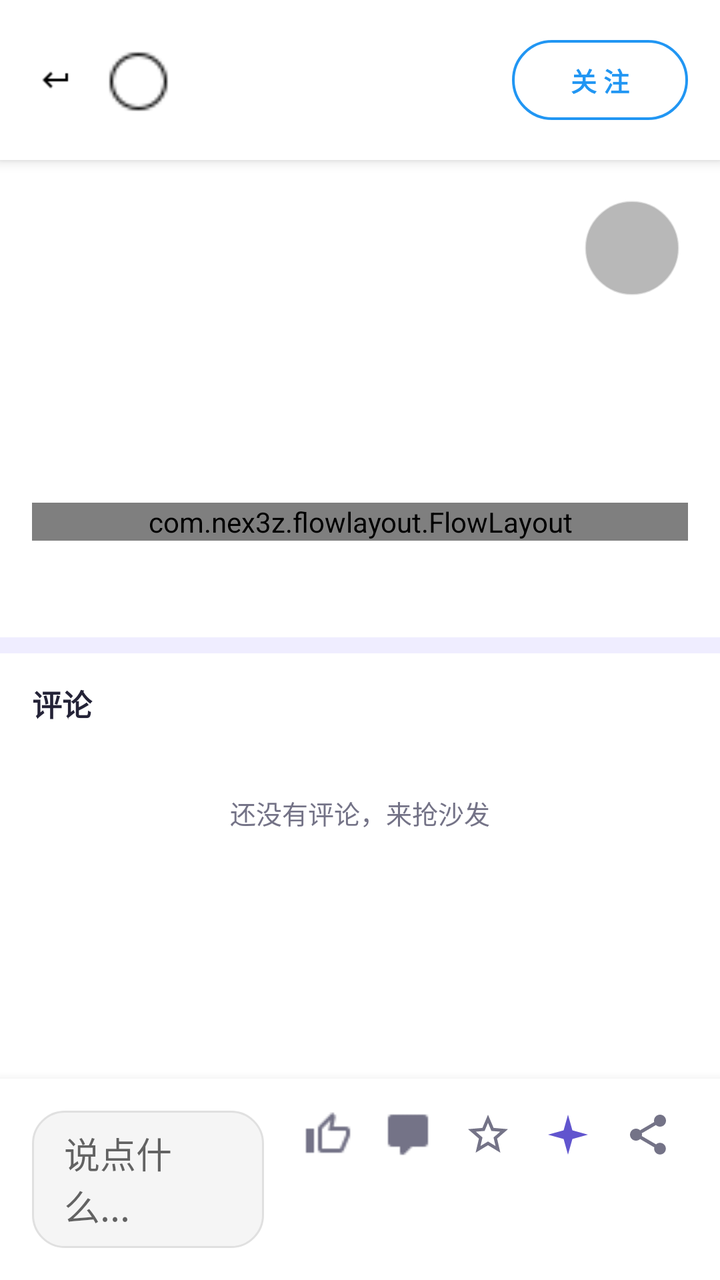
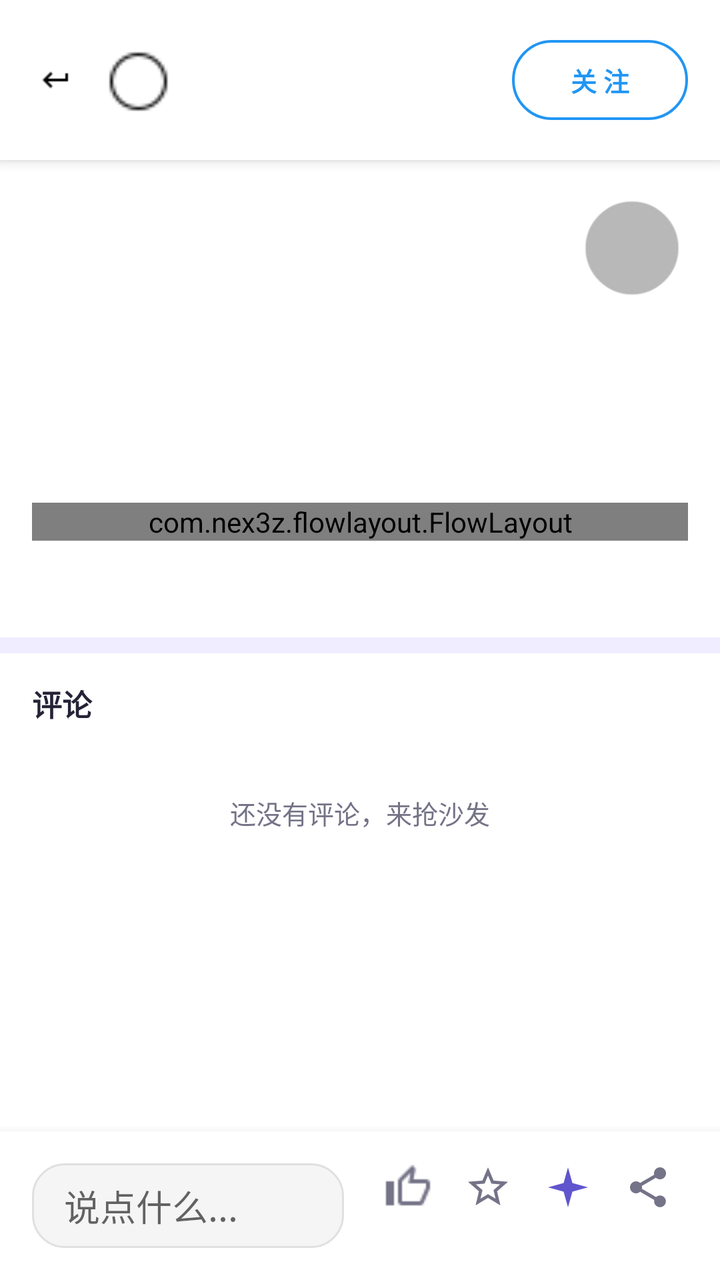

Compare the two renders of this Android layout. The source of the first and the diff that turns it into the second are given below.
<!-- AndroidManifest.xml: application theme AppTheme -->
<!-- res/layout/activity_detail.xml -->
<?xml version="1.0" encoding="utf-8"?>
<androidx.coordinatorlayout.widget.CoordinatorLayout
    xmlns:android="http://schemas.android.com/apk/res/android"
    xmlns:app="http://schemas.android.com/apk/res-auto"
    android:id="@+id/root_layout"
    android:layout_width="match_parent"
    android:layout_height="match_parent"
    android:background="@color/white">

    
    <View
        android:id="@+id/background_overlay"
        android:layout_width="match_parent"
        android:layout_height="match_parent"
        android:background="#CCFFFFFF"
        android:alpha="0"
        android:clickable="false"
        android:focusable="false" />

    
    <FrameLayout
        android:id="@+id/scroll_container"
        android:layout_width="match_parent"
        android:layout_height="match_parent"
        android:clipChildren="false"
        android:clipToPadding="false">

        
        <androidx.core.widget.NestedScrollView
            android:id="@+id/nested_scroll_view"
            android:layout_width="match_parent"
            android:layout_height="match_parent"
            android:paddingBottom="80dp">

            <LinearLayout
                android:layout_width="match_parent"
                android:layout_height="wrap_content"
                android:orientation="vertical">

                
                <LinearLayout
                    android:id="@+id/top_bar"
                    android:layout_width="match_parent"
                    android:layout_height="wrap_content"
                    android:orientation="horizontal"
                    android:padding="16dp"
                    android:gravity="center_vertical"
                    android:background="@color/white"
                    android:elevation="4dp">

                    
                    <ImageView
                        android:id="@+id/back_button"
                        android:layout_width="24dp"
                        android:layout_height="24dp"
                        android:src="@drawable/ic_arrow_back"
                        android:contentDescription="返回"
                        android:padding="4dp"
                        android:background="?attr/selectableItemBackgroundBorderless" />

                    
                    <LinearLayout
                        android:id="@+id/author_container"
                        android:layout_width="0dp"
                        android:layout_height="wrap_content"
                        android:layout_weight="1"
                        android:orientation="horizontal"
                        android:paddingStart="12dp"
                        android:gravity="center_vertical"
                        android:clickable="true"
                        android:focusable="true"
                        android:foreground="?attr/selectableItemBackground">

                        
                        <ImageView
                            android:id="@+id/author_avatar"
                            android:layout_width="36dp"
                            android:layout_height="36dp"
                            android:scaleType="centerCrop"
                            android:background="@drawable/circle_bg"/>

                        
                        <TextView
                            android:id="@+id/author_name"
                            android:layout_width="wrap_content"
                            android:layout_height="wrap_content"
                            android:layout_marginStart="12dp"
                            android:textSize="14sp"
                            android:textStyle="bold"
                            android:textColor="@color/black"
                            android:maxLines="1"
                            android:ellipsize="end"/>
                    </LinearLayout>

                    
                    <com.google.android.material.button.MaterialButton
                        android:id="@+id/follow_button"
                        style="@style/Widget.Material3.Button.OutlinedButton"
                        android:layout_width="wrap_content"
                        android:layout_height="wrap_content"
                        android:text="关 注"
                        android:textColor="@color/primary_color"
                        android:textSize="13sp"
                        android:textStyle="bold"
                        app:cornerRadius="50dp"
                        app:rippleColor="@color/primary_color"
                        app:strokeColor="@color/primary_color"
                        app:strokeWidth="1.2dp" />


                </LinearLayout>

                
                <FrameLayout
                    android:id="@+id/image_container"
                    android:layout_width="match_parent"
                    android:layout_height="wrap_content"
                    android:clipChildren="true"
                    android:clipToPadding="true">

                    <androidx.viewpager2.widget.ViewPager2
                        android:id="@+id/image_pager"
                        android:layout_width="match_parent"
                        android:layout_height="wrap_content"
                        android:background="@color/black"/>

                    
                    <LinearLayout
                        android:id="@+id/progress_indicator"
                        android:layout_width="match_parent"
                        android:layout_height="wrap_content"
                        android:layout_gravity="bottom"
                        android:orientation="horizontal"
                        android:gravity="center"
                        android:paddingVertical="8dp"
                        android:visibility="gone"/>

                    
                    <ImageView
                        android:id="@+id/music_control_button"
                        android:layout_width="48dp"
                        android:layout_height="48dp"
                        android:layout_gravity="bottom|end"
                        android:layout_margin="20dp"
                    android:background="@drawable/circle_transparent_bg"
                    android:alpha="0.7"
                    android:contentDescription="音乐控制"
                    android:padding="12dp"
                    android:clickable="true"
                    android:focusable="true"/>

                </FrameLayout>

                
                <LinearLayout
                    android:id="@+id/content_layout"
                    android:layout_width="match_parent"
                    android:layout_height="wrap_content"
                    android:orientation="vertical"
                    android:padding="16dp">

                    
                    <TextView
                        android:id="@+id/title_text"
                        android:layout_width="match_parent"
                        android:layout_height="wrap_content"
                        android:textSize="18sp"
                        android:textStyle="bold"
                        android:textColor="@color/black"
                        android:lineSpacingExtra="4dp"/>

                    
                    <TextView
                        android:id="@+id/content_text"
                        android:layout_width="match_parent"
                        android:layout_height="wrap_content"
                        android:layout_marginTop="12dp"
                        android:textSize="14sp"
                        android:textColor="@color/profile_ink"
                        android:lineSpacingExtra="6dp"/>

                    
                    <TextView
                        android:id="@+id/summarize_entry"
                        android:layout_width="wrap_content"
                        android:layout_height="wrap_content"
                        android:layout_marginTop="10dp"
                        android:background="@drawable/edittext_rounded_bg"
                        android:paddingStart="14dp"
                        android:paddingEnd="14dp"
                        android:paddingTop="8dp"
                        android:paddingBottom="8dp"
                        android:text="@string/summarize_entry"
                        android:textColor="@color/primary_color"
                        android:textSize="13sp"
                        android:textStyle="bold"
                        android:visibility="gone" />

                    <TextView
                        android:id="@+id/summary_body"
                        android:layout_width="match_parent"
                        android:layout_height="wrap_content"
                        android:layout_marginTop="10dp"
                        android:padding="14dp"
                        android:background="@drawable/edittext_rounded_bg"
                        android:textColor="@color/profile_ink"
                        android:textSize="14sp"
                        android:lineSpacingExtra="6dp"
                        android:textIsSelectable="true"
                        android:visibility="gone" />

                    <LinearLayout
                        android:layout_width="match_parent"
                        android:layout_height="wrap_content"
                        android:orientation="horizontal">
                        <Button
                            android:id="@+id/summary_retry"
                            style="@style/PixelFlowSummaryRetryButton"
                            android:layout_width="wrap_content"
                            android:layout_height="wrap_content"
                            android:text="@string/search_retry"
                            android:visibility="gone" />
                        <Button
                            android:id="@+id/summary_stop"
                            style="@style/PixelFlowSummaryStopButton"
                            android:layout_width="wrap_content"
                            android:layout_height="wrap_content"
                            android:text="@string/ai_stop"
                            android:visibility="gone" />
                    </LinearLayout>

                    
                    <com.nex3z.flowlayout.FlowLayout
                        android:id="@+id/tags_container"
                        android:layout_width="match_parent"
                        android:layout_height="wrap_content"
                        android:layout_marginTop="12dp"
                        android:orientation="horizontal"/>

                    
                    <TextView
                        android:id="@+id/publish_date"
                        android:layout_width="match_parent"
                        android:layout_height="wrap_content"
                        android:layout_marginTop="16dp"
                        android:textSize="12sp"
                        android:textColor="@color/profile_muted"/>
                </LinearLayout>

                
                <View
                    android:layout_width="match_parent"
                    android:layout_height="8dp"
                    android:background="@color/profile_soft" />

                <LinearLayout
                    android:layout_width="match_parent"
                    android:layout_height="wrap_content"
                    android:orientation="vertical"
                    android:paddingBottom="16dp">

                    <LinearLayout
                        android:layout_width="match_parent"
                        android:layout_height="wrap_content"
                        android:orientation="horizontal"
                        android:gravity="center_vertical"
                        android:paddingStart="16dp"
                        android:paddingEnd="16dp">

                        <TextView
                            android:id="@+id/comments_header"
                            android:layout_width="0dp"
                            android:layout_height="wrap_content"
                            android:layout_weight="1"
                            android:paddingTop="14dp"
                            android:paddingBottom="10dp"
                            android:text="@string/comments_header"
                            android:textSize="15sp"
                            android:textStyle="bold"
                            android:textColor="@color/profile_ink" />

                        
                        <TextView
                            android:id="@+id/auto_reply_entry"
                            android:layout_width="wrap_content"
                            android:layout_height="wrap_content"
                            android:paddingStart="8dp"
                            android:paddingEnd="4dp"
                            android:paddingTop="14dp"
                            android:paddingBottom="10dp"
                            android:text="@string/auto_reply_entry"
                            android:textColor="@color/profile_accent"
                            android:textSize="13sp"
                            android:visibility="gone" />
                    </LinearLayout>

                    <androidx.recyclerview.widget.RecyclerView
                        android:id="@+id/comments_list"
                        android:layout_width="match_parent"
                        android:layout_height="wrap_content"
                        android:nestedScrollingEnabled="false"
                        android:overScrollMode="never" />

                    <TextView
                        android:id="@+id/comments_empty"
                        android:layout_width="match_parent"
                        android:layout_height="wrap_content"
                        android:gravity="center"
                        android:padding="24dp"
                        android:text="@string/comments_empty"
                        android:textSize="13sp"
                        android:textColor="@color/profile_muted" />

                    <TextView
                        android:id="@+id/comments_more"
                        android:layout_width="match_parent"
                        android:layout_height="wrap_content"
                        android:gravity="center"
                        android:padding="10dp"
                        android:textSize="13sp"
                        android:textColor="@color/profile_accent"
                        android:visibility="gone" />
                </LinearLayout>
            </LinearLayout>
        </androidx.core.widget.NestedScrollView>
    </FrameLayout>

    
    <LinearLayout
        android:id="@+id/bottom_bar"
        android:layout_width="match_parent"
        android:layout_height="wrap_content"
        android:layout_gravity="bottom"
        android:orientation="horizontal"
        android:background="@color/white"
        android:padding="16dp"
        android:elevation="8dp"
        app:layout_behavior="com.google.android.material.behavior.HideBottomViewOnScrollBehavior">

        
        <EditText
            android:id="@+id/comment_input"
            android:layout_width="0dp"
            android:layout_height="wrap_content"
            android:minHeight="40dp"
            android:layout_weight="1"
            android:layout_marginEnd="12dp"
            android:hint="@string/comments_input_hint"
            android:background="@drawable/edittext_rounded_bg"
            android:paddingStart="16dp"
            android:paddingEnd="16dp"
            android:paddingTop="8dp"
            android:paddingBottom="8dp"
            android:maxLines="3"
            android:imeOptions="actionSend"
            android:inputType="textMultiLine|textCapSentences"/>

        
        <TextView
            android:id="@+id/comment_send"
            android:layout_width="wrap_content"
            android:layout_height="wrap_content"
            android:layout_gravity="center_vertical"
            android:layout_marginEnd="12dp"
            android:background="@drawable/edittext_rounded_bg"
            android:paddingStart="14dp"
            android:paddingEnd="14dp"
            android:paddingTop="8dp"
            android:paddingBottom="8dp"
            android:text="@string/comments_send"
            android:textColor="@color/primary_color"
            android:textSize="14sp"
            android:textStyle="bold"
            android:visibility="gone" />

        
        <ImageView
            android:id="@+id/like_button"
            android:layout_width="24dp"
            android:layout_height="24dp"
            android:layout_marginHorizontal="8dp"
            android:src="@drawable/ic_thumb_up_outline"
            app:tint="@color/profile_muted" />

        
        <ImageView
            android:id="@+id/comment_button"
            android:layout_width="24dp"
            android:layout_height="24dp"
            android:layout_marginHorizontal="8dp"
            android:src="@drawable/ic_comment_outline"
            app:tint="@color/profile_muted" />

        
        <ImageView
            android:id="@+id/collect_button"
            android:layout_width="24dp"
            android:layout_height="24dp"
            android:layout_marginHorizontal="8dp"
            android:src="@drawable/ic_star_outline"
            app:tint="@color/profile_muted" />

        
        <ImageView
            android:id="@+id/copilot_button"
            android:layout_width="24dp"
            android:layout_height="24dp"
            android:layout_marginHorizontal="8dp"
            android:contentDescription="@string/copilot_title"
            android:src="@drawable/ic_sparkle"
            android:tint="@color/profile_accent" />
        
        <ImageView
            android:id="@+id/share_button"
            android:layout_width="24dp"
            android:layout_height="24dp"
            android:layout_marginHorizontal="8dp"
            android:src="@drawable/ic_share"
            app:tint="@color/profile_muted" />
    </LinearLayout>

</androidx.coordinatorlayout.widget.CoordinatorLayout>
<!-- resources referenced by this layout -->
<resources>
  <color name="black">#FF000000</color>
  <color name="primary_color">#FF2196F3</color>
  <color name="profile_accent">#6155CE</color>
  <color name="profile_ink">#242337</color>
  <color name="profile_muted">#747387</color>
  <color name="profile_soft">#EFEDFF</color>
  <color name="white">#FFFFFFFF</color>
  <!-- drawable circle_transparent_bg (drawable) -->
  <?xml version="1.0" encoding="utf-8"?>
  <shape xmlns:android="http://schemas.android.com/apk/res/android"
      android:shape="oval">
      <solid android:color="#66000000" /> 
      <stroke
          android:width="1dp"
          android:color="#88FFFFFF" /> 
  </shape>
  <!-- drawable edittext_rounded_bg (drawable) -->
  <?xml version="1.0" encoding="utf-8"?>
  <shape xmlns:android="http://schemas.android.com/apk/res/android"
      android:shape="rectangle">
      <solid android:color="@color/gray_100" />
      <corners android:radius="16dp" /> 
      <stroke
          android:width="1dp"
          android:color="@color/gray_300" />
  </shape>
  <!-- drawable ic_comment_outline: png bitmap (drawable, 192 bytes) -->
  <!-- drawable ic_sparkle (drawable) -->
  <?xml version="1.0" encoding="utf-8"?>
  <vector xmlns:android="http://schemas.android.com/apk/res/android"
      android:width="20dp"
      android:height="20dp"
      android:viewportWidth="24"
      android:viewportHeight="24">
      <path
          android:fillColor="#FFFFFF"
          android:pathData="M12,2 L14.2,9.8 L22,12 L14.2,14.2 L12,22 L9.8,14.2 L2,12 L9.8,9.8 Z" />
  </vector>
  <string name="ai_stop">停止</string>
  <string name="auto_reply_entry">自动回复</string>
  <string name="comments_empty">还没有评论，来抢沙发</string>
  <string name="comments_header">评论</string>
  <string name="comments_input_hint">说点什么...</string>
  <string name="comments_send">发送</string>
  <string name="copilot_title">AI 助手</string>
  <string name="search_retry">重试</string>
  <string name="summarize_entry">✨ 提炼要点</string>
  <style name="PixelFlowSummaryRetryButton" parent="Widget.MaterialComponents.Button">
          <item name="android:textSize">14sp</item>
          <item name="android:textAllCaps">false</item>
          <item name="android:textColor">@color/dialog_button_primary</item>
          <item name="backgroundTint">@color/summary_retry_background</item>
          <item name="cornerRadius">8dp</item>
          <item name="rippleColor">@color/accent_ripple</item>
      </style>
  <style name="PixelFlowSummaryStopButton" parent="PixelFlowSummaryRetryButton">
          <item name="android:textColor">@color/dialog_button_secondary</item>
          <item name="backgroundTint">@android:color/transparent</item>
          <item name="elevation">0dp</item>
      </style>
  <color name="gray_100">#FFF5F5F5</color>
  <color name="gray_300">#FFE0E0E0</color>
  <color name="gray_600">#FF757575</color>
  <color name="accent_ripple">#1F6155CE</color>
  <color name="brand_violet_deep">#FF4A3FB8</color>
  <color name="brand_violet_light">#FF8B7FF5</color>
  <color name="brand_violet">#FF6155CE</color>
  <color name="profile_bg">#F7F7FC</color>
  <color name="profile_surface">#FFFFFF</color>
  <color name="profile_error">#B3261E</color>
  <style name="ShapeRounded.Small" parent="ShapeAppearance.MaterialComponents.SmallComponent">
          <item name="cornerFamily">rounded</item>
          <item name="cornerSize">@dimen/radius_control</item>
      </style>
  <style name="ShapeRounded.Medium" parent="ShapeAppearance.MaterialComponents.MediumComponent">
          <item name="cornerFamily">rounded</item>
          <item name="cornerSize">@dimen/radius_card</item>
      </style>
  <style name="ShapeRounded.Large" parent="ShapeAppearance.MaterialComponents.LargeComponent">
          <item name="cornerFamily">rounded</item>
          <item name="cornerSize">24dp</item>
      </style>
  <dimen name="radius_control">12dp</dimen>
  <dimen name="radius_card">16dp</dimen>
  <dimen name="radius_pill">22dp</dimen>
  <!-- unchanged entries left out for length: 7 -->
</resources>

<!-- the commit's change to res/layout/activity_detail.xml (unified diff, before → after) -->
@@ -382,14 +382,6 @@
             android:src="@drawable/ic_thumb_up_outline"
             app:tint="@color/profile_muted" />
 
-        
-        <ImageView
-            android:id="@+id/comment_button"
-            android:layout_width="24dp"
-            android:layout_height="24dp"
-            android:layout_marginHorizontal="8dp"
-            android:src="@drawable/ic_comment_outline"
-            app:tint="@color/profile_muted" />
 
         
         <ImageView
<!-- resource entries referenced after the edit -->
@@ -26,7 +26,6 @@
           android:width="1dp"
           android:color="@color/gray_300" />
   </shape>
-  <!-- drawable ic_comment_outline: png bitmap (drawable, 192 bytes) -->
   <!-- drawable ic_sparkle (drawable) -->
   <?xml version="1.0" encoding="utf-8"?>
   <vector xmlns:android="http://schemas.android.com/apk/res/android"
